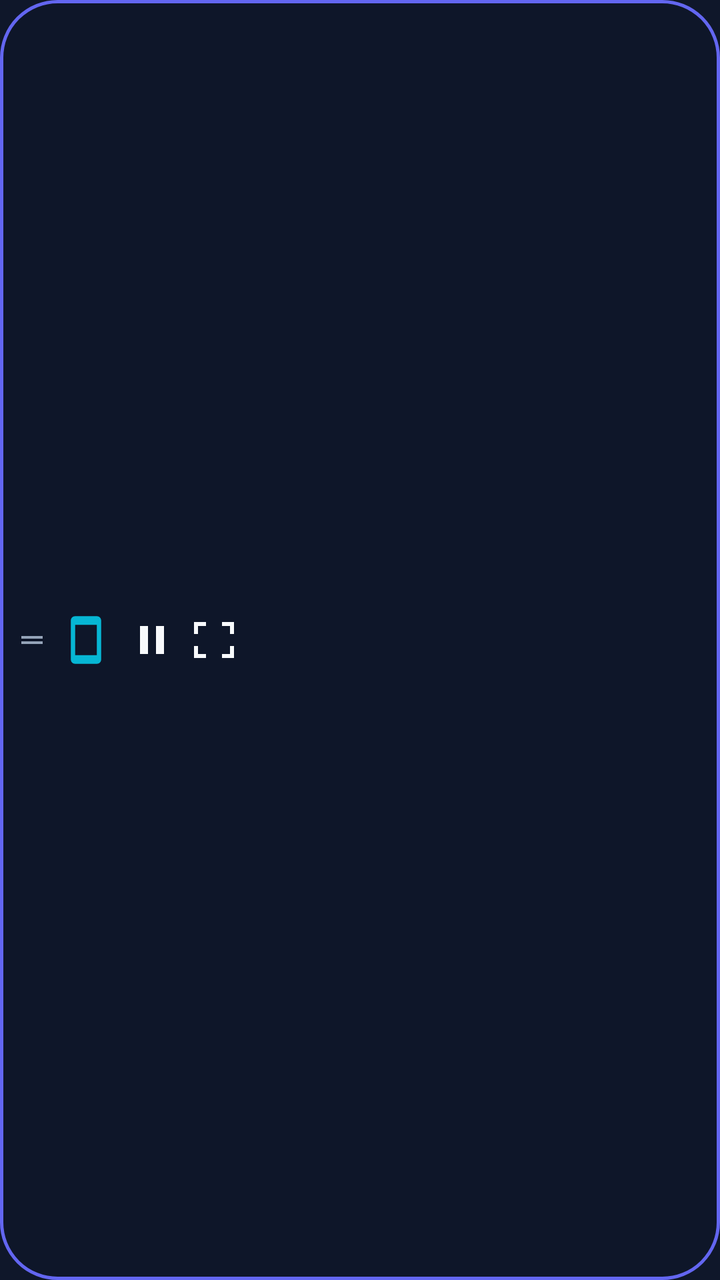
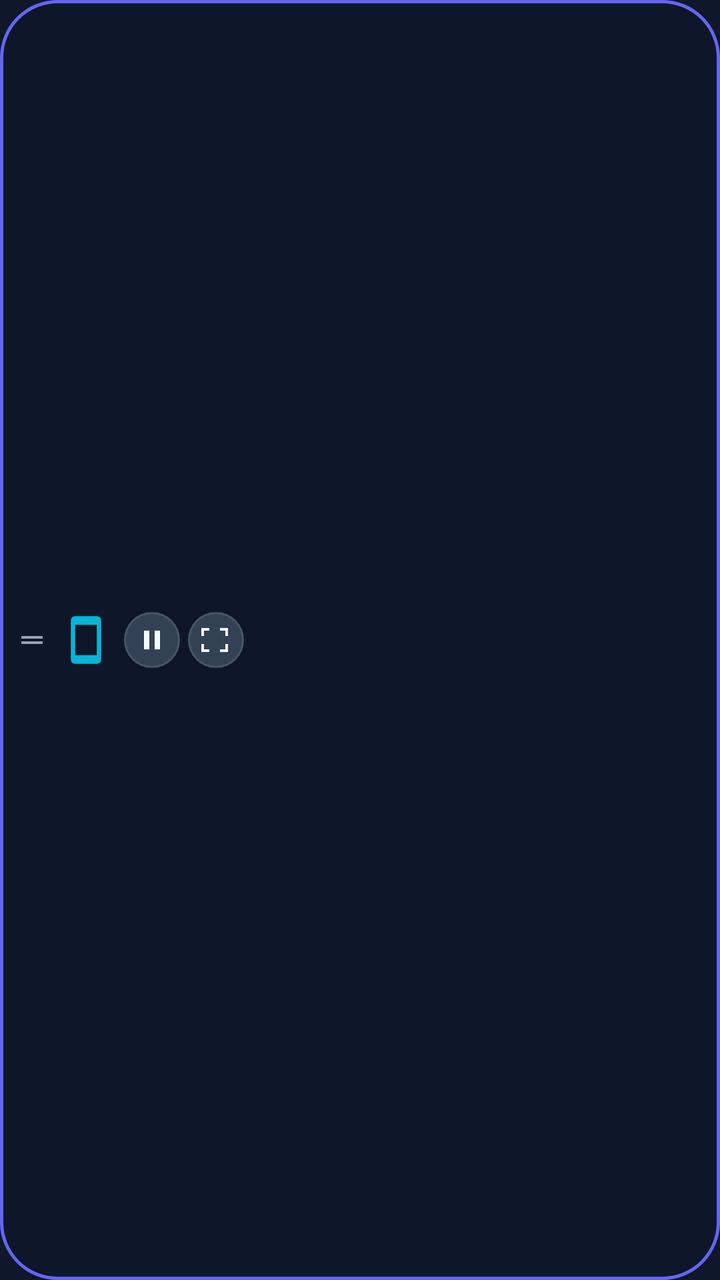

An Android layout rendered at two revisions. The XML below is the earlier revision; the diff shows what the commit changed to produce the second picture.
<!-- AndroidManifest.xml: application theme Theme.Rotator -->
<!-- res/layout/overlay_panel_compact.xml -->
<?xml version="1.0" encoding="utf-8"?>
<LinearLayout xmlns:android="http://schemas.android.com/apk/res/android"
    xmlns:app="http://schemas.android.com/apk/res-auto"
    android:id="@+id/compactRoot"
    android:layout_width="wrap_content"
    android:layout_height="wrap_content"
    android:background="@drawable/bg_compact_panel"
    android:elevation="12dp"
    android:gravity="center_vertical"
    android:orientation="horizontal"
    android:paddingStart="8dp"
    android:paddingTop="6dp"
    android:paddingEnd="8dp"
    android:paddingBottom="6dp">

    <ImageView
        android:id="@+id/ivCompactDragHandle"
        android:layout_width="16dp"
        android:layout_height="16dp"
        android:contentDescription="Drag"
        android:src="@drawable/ic_drag_handle" />

    <ImageView
        android:id="@+id/ivCompactCurrentMode"
        android:layout_width="26dp"
        android:layout_height="26dp"
        android:layout_marginStart="6dp"
        android:contentDescription="Current Orientation"
        android:src="@drawable/ic_portrait"
        app:tint="@color/secondary" />

    <ImageButton
        android:id="@+id/btnCompactPauseResume"
        android:layout_width="28dp"
        android:layout_height="28dp"
        android:layout_marginStart="6dp"
        android:background="?attr/selectableItemBackgroundBorderless"
        android:contentDescription="@string/action_pause"
        android:src="@drawable/ic_pause"
        app:tint="@color/text_primary" />

    <ImageButton
        android:id="@+id/btnCompactExpand"
        android:layout_width="28dp"
        android:layout_height="28dp"
        android:layout_marginStart="4dp"
        android:background="?attr/selectableItemBackgroundBorderless"
        android:contentDescription="@string/action_expand"
        android:src="@drawable/ic_expand"
        app:tint="@color/text_primary" />

</LinearLayout>
<!-- resources referenced by this layout -->
<resources>
  <color name="secondary">#06B6D4</color>
  <color name="text_primary">#F8FAFC</color>
  <!-- drawable bg_compact_panel (drawable) -->
  <?xml version="1.0" encoding="utf-8"?>
  <shape xmlns:android="http://schemas.android.com/apk/res/android"
      android:shape="rectangle">
      <solid android:color="@color/surface_overlay" />
      <corners android:radius="28dp" />
      <stroke
          android:width="1.5dp"
          android:color="@color/primary" />
  </shape>
  <!-- drawable ic_drag_handle (drawable) -->
  <?xml version="1.0" encoding="utf-8"?>
  <vector xmlns:android="http://schemas.android.com/apk/res/android"
      android:width="24dp"
      android:height="24dp"
      android:viewportWidth="24"
      android:viewportHeight="24">
      <path
          android:fillColor="#94A3B8"
          android:pathData="M20,9H4v2h16V9zM4,15h16v-2H4v2z" />
  </vector>
  <!-- drawable ic_expand (drawable) -->
  <?xml version="1.0" encoding="utf-8"?>
  <vector xmlns:android="http://schemas.android.com/apk/res/android"
      android:width="24dp"
      android:height="24dp"
      android:viewportWidth="24"
      android:viewportHeight="24">
      <path
          android:fillColor="#FFFFFFFF"
          android:pathData="M3,5h4V3H1v6h2V5zm18,-2h-6v2h4v4h2V3zm-2,16h-4v2h6v-6h-2v4zM7,19H3v-4H1v6h6v-2z" />
  </vector>
  <!-- drawable ic_pause (drawable) -->
  <?xml version="1.0" encoding="utf-8"?>
  <vector xmlns:android="http://schemas.android.com/apk/res/android"
      android:width="24dp"
      android:height="24dp"
      android:viewportWidth="24"
      android:viewportHeight="24">
      <path
          android:fillColor="#FFFFFFFF"
          android:pathData="M6,19h4V5H6v14zm8,-14v14h4V5h-4z" />
  </vector>
  <!-- drawable ic_portrait (drawable) -->
  <?xml version="1.0" encoding="utf-8"?>
  <vector xmlns:android="http://schemas.android.com/apk/res/android"
      android:width="24dp"
      android:height="24dp"
      android:viewportWidth="24"
      android:viewportHeight="24">
      
      <path
          android:fillColor="#FFFFFFFF"
          android:pathData="M17,1.01L7,1C5.9,1 5,1.9 5,3v18c0,1.1 0.9,2 2,2h10c1.1,0 2,-0.9 2,-2V3C19,1.9 18.1,1.01 17,1.01zM17,19H7V5h10V19z" />
      <path
          android:fillColor="#FFFFFFFF"
          android:pathData="M10,3h4v1.5h-4z" />
  </vector>
  <string name="action_expand">Expand Panel</string>
  <string name="action_pause">Pause</string>
  <style name="Theme.Rotator" parent="Theme.Material3.DayNight.NoActionBar">
          <item name="colorPrimary">@color/primary</item>
          <item name="colorPrimaryVariant">@color/primary_variant</item>
          <item name="colorSecondary">@color/secondary</item>
          <item name="android:statusBarColor">@color/background</item>
          <item name="android:navigationBarColor">@color/background</item>
          <item name="android:windowBackground">@color/background</item>
      </style>
  <color name="surface_overlay">#E60F172A</color>
  <color name="primary">#6366F1</color>
  <color name="primary_variant">#4F46E5</color>
  <color name="background">#0F172A</color>
</resources>

<!-- the commit's change to res/layout/overlay_panel_compact.xml (unified diff, before → after) -->
@@ -34,8 +34,10 @@
         android:layout_width="28dp"
         android:layout_height="28dp"
         android:layout_marginStart="6dp"
-        android:background="?attr/selectableItemBackgroundBorderless"
+        android:background="@drawable/bg_button_circle"
         android:contentDescription="@string/action_pause"
+        android:padding="6dp"
+        android:scaleType="fitCenter"
         android:src="@drawable/ic_pause"
         app:tint="@color/text_primary" />
 
@@ -44,8 +46,10 @@
         android:layout_width="28dp"
         android:layout_height="28dp"
         android:layout_marginStart="4dp"
-        android:background="?attr/selectableItemBackgroundBorderless"
+        android:background="@drawable/bg_button_circle"
         android:contentDescription="@string/action_expand"
+        android:padding="6dp"
+        android:scaleType="fitCenter"
         android:src="@drawable/ic_expand"
         app:tint="@color/text_primary" />
 
<!-- resource entries referenced after the edit -->
@@ -2,6 +2,19 @@
 <resources>
   <color name="secondary">#06B6D4</color>
   <color name="text_primary">#F8FAFC</color>
+  <!-- drawable bg_button_circle (drawable) -->
+  <?xml version="1.0" encoding="utf-8"?>
+  <ripple xmlns:android="http://schemas.android.com/apk/res/android"
+      android:color="@color/primary_light">
+      <item>
+          <shape android:shape="oval">
+              <solid android:color="@color/surface_variant" />
+              <stroke
+                  android:width="1dp"
+                  android:color="@color/overlay_border" />
+          </shape>
+      </item>
+  </ripple>
   <!-- drawable bg_compact_panel (drawable) -->
   <?xml version="1.0" encoding="utf-8"?>
   <shape xmlns:android="http://schemas.android.com/apk/res/android"
@@ -70,6 +83,9 @@
           <item name="android:navigationBarColor">@color/background</item>
           <item name="android:windowBackground">@color/background</item>
       </style>
+  <color name="primary_light">#818CF8</color>
+  <color name="surface_variant">#334155</color>
+  <color name="overlay_border">#475569</color>
   <color name="surface_overlay">#E60F172A</color>
   <color name="primary">#6366F1</color>
   <color name="primary_variant">#4F46E5</color>
